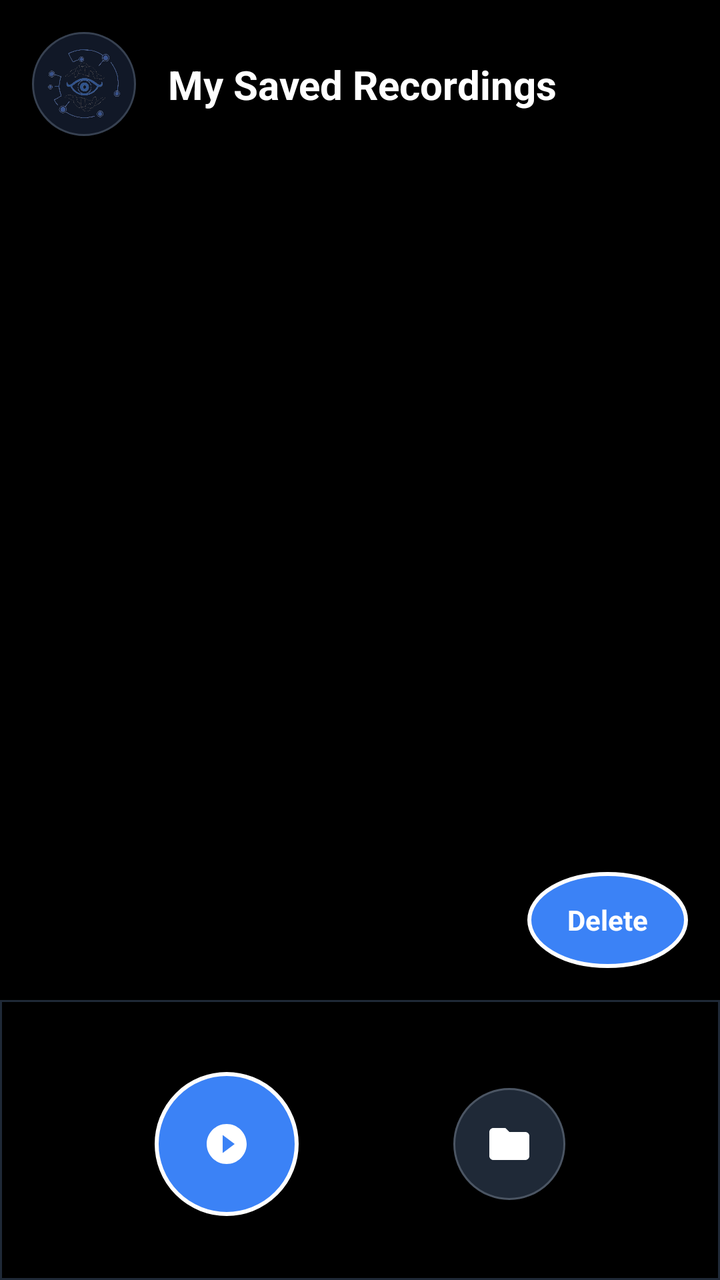
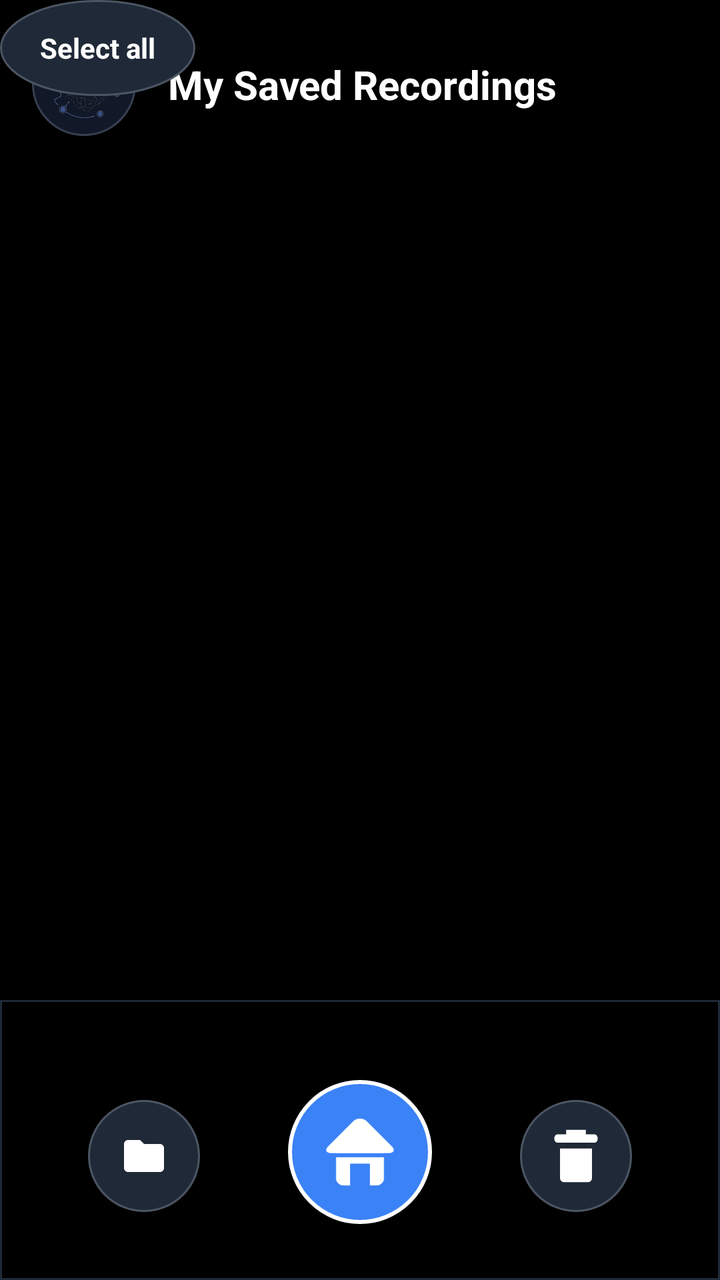

Screens rendered from an Android XML layout before and after an edit, with the pre-edit source and the edit as a unified diff.
<!-- AndroidManifest.xml: application theme Theme.InterfaceUI1 -->
<!-- res/layout/file_interface.xml -->
<?xml version="1.0" encoding="utf-8"?>
<androidx.constraintlayout.widget.ConstraintLayout xmlns:android="http://schemas.android.com/apk/res/android"
    xmlns:app="http://schemas.android.com/apk/res-auto"
    xmlns:tools="http://schemas.android.com/tools"
    android:id="@+id/main"
    android:layout_width="match_parent"
    android:layout_height="match_parent"
    android:background="@color/black">

    
    <ImageView
        android:id="@+id/imageView2"
        android:layout_width="52dp"
        android:layout_height="52dp"
        android:layout_marginStart="16dp"
        android:layout_marginTop="16dp"
        android:background="@drawable/bg_logo_chip"
        android:contentDescription="Logo"
        android:padding="8dp"
        android:scaleType="centerInside"
        app:layout_constraintStart_toStartOf="parent"
        app:layout_constraintTop_toTopOf="parent"
        app:srcCompat="@drawable/logo" />

    <TextView
        android:id="@+id/headerTitle"
        android:layout_width="wrap_content"
        android:layout_height="wrap_content"
        android:layout_marginStart="16dp"
        android:text="My Saved Recordings"
        android:textColor="@color/white"
        android:textSize="20sp"
        android:textStyle="bold"
        app:layout_constraintBottom_toBottomOf="@id/imageView2"
        app:layout_constraintStart_toEndOf="@id/imageView2"
        app:layout_constraintTop_toTopOf="@id/imageView2" />

    
    <View
        android:id="@+id/view"
        android:layout_width="match_parent"
        android:layout_height="140dp"
        android:background="@drawable/bg_panel"
        app:layout_constraintBottom_toBottomOf="parent"
        app:layout_constraintEnd_toEndOf="parent"
        app:layout_constraintStart_toStartOf="parent" />

    <ImageButton
        android:id="@+id/imageButton7"
        android:layout_width="72dp"
        android:layout_height="72dp"
        android:layout_marginBottom="32dp"
        android:background="@drawable/bg_sight_button_primary"
        android:contentDescription="Camera"
        android:foreground="@drawable/fg_sight_ripple"
        android:padding="20dp"
        android:scaleType="centerInside"
        app:layout_constraintBottom_toBottomOf="parent"
        app:layout_constraintEnd_toStartOf="@id/fileupload"
        app:layout_constraintStart_toStartOf="parent"
        app:srcCompat="@drawable/ic_play" />

    <ImageButton
        android:id="@+id/fileupload"
        android:layout_width="56dp"
        android:layout_height="56dp"
        android:layout_marginBottom="40dp"
        android:background="@drawable/bg_sight_button"
        android:contentDescription="Import video"
        android:foreground="@drawable/fg_sight_ripple"
        android:padding="14dp"
        android:scaleType="centerInside"
        app:layout_constraintBottom_toBottomOf="parent"
        app:layout_constraintEnd_toEndOf="parent"
        app:layout_constraintStart_toEndOf="@id/imageButton7"
        app:srcCompat="@drawable/ic_folder" />

    
    <androidx.recyclerview.widget.RecyclerView
        android:id="@+id/fileList"
        android:layout_width="match_parent"
        android:layout_height="0dp"
        android:layout_marginTop="20dp"
        android:layout_marginBottom="16dp"
        android:clipToPadding="false"
        android:paddingHorizontal="16dp"
        android:paddingBottom="72dp"
        app:layout_constraintBottom_toTopOf="@id/view"
        app:layout_constraintEnd_toEndOf="parent"
        app:layout_constraintStart_toStartOf="parent"
        app:layout_constraintTop_toBottomOf="@id/imageView2"
        tools:itemCount="3"
        tools:listitem="@layout/item_file" />

    
    <LinearLayout
        android:layout_width="wrap_content"
        android:layout_height="wrap_content"
        android:layout_marginEnd="16dp"
        android:layout_marginBottom="16dp"
        android:orientation="horizontal"
        app:layout_constraintBottom_toTopOf="@id/view"
        app:layout_constraintEnd_toEndOf="parent">

        <TextView
            android:id="@+id/selectAllButton"
            android:layout_width="wrap_content"
            android:layout_height="48dp"
            android:layout_marginEnd="12dp"
            android:background="@drawable/bg_sight_button"
            android:foreground="@drawable/fg_sight_ripple"
            android:gravity="center"
            android:paddingHorizontal="20dp"
            android:text="Select all"
            android:textColor="@color/white"
            android:textStyle="bold"
            android:visibility="gone" />

        <TextView
            android:id="@+id/deleteButton"
            android:layout_width="wrap_content"
            android:layout_height="48dp"
            android:background="@drawable/bg_sight_button_primary"
            android:foreground="@drawable/fg_sight_ripple"
            android:gravity="center"
            android:paddingHorizontal="20dp"
            android:text="Delete"
            android:textColor="@color/white"
            android:textStyle="bold" />
    </LinearLayout>

</androidx.constraintlayout.widget.ConstraintLayout>
<!-- res/layout/item_file.xml (included above) -->
<?xml version="1.0" encoding="utf-8"?>
<LinearLayout xmlns:android="http://schemas.android.com/apk/res/android"
    xmlns:app="http://schemas.android.com/apk/res-auto"
    android:layout_width="match_parent"
    android:layout_height="wrap_content"
    android:layout_marginBottom="12dp"
    android:background="@drawable/bg_item_file"
    android:gravity="center_vertical"
    android:orientation="horizontal"
    android:padding="14dp">

    <ImageView
        android:layout_width="44dp"
        android:layout_height="44dp"
        android:background="@drawable/bg_logo_chip"
        android:contentDescription="File icon"
        android:padding="10dp"
        android:scaleType="centerInside"
        app:srcCompat="@drawable/ic_folder" />

    <LinearLayout
        android:layout_width="0dp"
        android:layout_height="wrap_content"
        android:layout_marginStart="14dp"
        android:layout_weight="1"
        android:orientation="vertical">

        <TextView
            android:id="@+id/fileName"
            android:layout_width="match_parent"
            android:layout_height="wrap_content"
            android:ellipsize="end"
            android:maxLines="1"
            android:text="recording_01.mp4"
            android:textColor="@color/white"
            android:textSize="16sp"
            android:textStyle="bold" />

        <TextView
            android:id="@+id/fileDetails"
            android:layout_width="match_parent"
            android:layout_height="wrap_content"
            android:layout_marginTop="4dp"
            android:text="Video recording"
            android:textColor="#9CA3AF"
            android:textSize="13sp" />

    </LinearLayout>

    <ImageView
        android:id="@+id/playIcon"
        android:layout_width="28dp"
        android:layout_height="28dp"
        android:contentDescription="Open file"
        android:padding="4dp"
        app:srcCompat="@drawable/ic_play" />

    <CheckBox
        android:id="@+id/fileCheck"
        android:layout_width="wrap_content"
        android:layout_height="wrap_content"
        android:buttonTint="@color/white"
        android:clickable="false"
        android:focusable="false"
        android:visibility="gone" />

</LinearLayout>
<!-- resources referenced by this layout -->
<resources>
  <color name="black">#FF000000</color>
  <color name="white">#FFFFFFFF</color>
  <!-- drawable bg_item_file (drawable) -->
  <?xml version="1.0" encoding="utf-8"?>
  <shape xmlns:android="http://schemas.android.com/apk/res/android"
      android:shape="rectangle">
      <solid android:color="#1F2937" />
      <corners android:radius="12dp" />
      <stroke
          android:width="1dp"
          android:color="#374151" />
  </shape>
  <!-- drawable bg_logo_chip (drawable) -->
  <?xml version="1.0" encoding="utf-8"?>
  <shape xmlns:android="http://schemas.android.com/apk/res/android"
      android:shape="oval">
      <solid android:color="#111827" />
      <stroke
          android:width="1dp"
          android:color="#374151" />
  </shape>
  <!-- drawable bg_panel (drawable) -->
  <?xml version="1.0" encoding="utf-8"?>
  <shape xmlns:android="http://schemas.android.com/apk/res/android"
      android:shape="rectangle">
      <solid android:color="@android:color/black" />
      <stroke
          android:width="1dp"
          android:color="#1F2937" />
  </shape>
  <!-- drawable bg_sight_button (drawable) -->
  <?xml version="1.0" encoding="utf-8"?>
  <shape xmlns:android="http://schemas.android.com/apk/res/android"
      android:shape="oval">
      <solid android:color="#1F2937" />
      <stroke
          android:width="1dp"
          android:color="#4B5563" />
  </shape>
  <!-- drawable bg_sight_button_primary (drawable) -->
  <?xml version="1.0" encoding="utf-8"?>
  <shape xmlns:android="http://schemas.android.com/apk/res/android"
      android:shape="oval">
      <solid android:color="#3B82F6" />
      <stroke
          android:width="2dp"
          android:color="#FFFFFF" />
  </shape>
  <!-- drawable fg_sight_ripple (drawable) -->
  <?xml version="1.0" encoding="utf-8"?>
  <ripple xmlns:android="http://schemas.android.com/apk/res/android"
      android:color="#40FFFFFF">
      <item android:id="@android:id/mask">
          <shape android:shape="oval">
              <solid android:color="#FFFFFF" />
          </shape>
      </item>
  </ripple>
  <style name="Theme.InterfaceUI1" parent="Base.Theme.InterfaceUI1" />
  <style name="Base.Theme.InterfaceUI1" parent="Theme.Material3.DayNight.NoActionBar">
          
          
      </style>
  <!-- unchanged entries left out for length: 3 -->
</resources>

<!-- the commit's change to res/layout/file_interface.xml (unified diff, before → after) -->
@@ -36,6 +36,7 @@
         app:layout_constraintTop_toTopOf="@id/imageView2" />
 
     
+
     <View
         android:id="@+id/view"
         android:layout_width="match_parent"
@@ -43,39 +44,55 @@
         android:background="@drawable/bg_panel"
         app:layout_constraintBottom_toBottomOf="parent"
         app:layout_constraintEnd_toEndOf="parent"
+        app:layout_constraintHorizontal_bias="1.0"
         app:layout_constraintStart_toStartOf="parent" />
+
+    
 
     <ImageButton
         android:id="@+id/imageButton7"
         android:layout_width="72dp"
         android:layout_height="72dp"
-        android:layout_marginBottom="32dp"
+        android:layout_marginBottom="28dp"
         android:background="@drawable/bg_sight_button_primary"
         android:contentDescription="Camera"
+
         android:foreground="@drawable/fg_sight_ripple"
-        android:padding="20dp"
-        android:scaleType="centerInside"
+        android:scaleType="fitCenter"
         app:layout_constraintBottom_toBottomOf="parent"
-        app:layout_constraintEnd_toStartOf="@id/fileupload"
+        app:layout_constraintEnd_toEndOf="parent"
         app:layout_constraintStart_toStartOf="parent"
-        app:srcCompat="@drawable/ic_play" />
+        app:srcCompat="@drawable/homecon2" />
 
     <ImageButton
         android:id="@+id/fileupload"
         android:layout_width="56dp"
         android:layout_height="56dp"
-        android:layout_marginBottom="40dp"
+        android:layout_marginBottom="34dp"
         android:background="@drawable/bg_sight_button"
         android:contentDescription="Import video"
         android:foreground="@drawable/fg_sight_ripple"
         android:padding="14dp"
         android:scaleType="centerInside"
         app:layout_constraintBottom_toBottomOf="parent"
-        app:layout_constraintEnd_toEndOf="parent"
-        app:layout_constraintStart_toEndOf="@id/imageButton7"
+        app:layout_constraintEnd_toStartOf="@+id/imageButton7"
+        app:layout_constraintStart_toStartOf="@+id/view"
         app:srcCompat="@drawable/ic_folder" />
 
-    
+    <ImageButton
+        android:id="@+id/deleteButton"
+        android:layout_width="56dp"
+        android:layout_height="56dp"
+        android:layout_marginBottom="34dp"
+        android:background="@drawable/bg_sight_button"
+        android:contentDescription="Delete"
+        android:foreground="@drawable/fg_sight_ripple"
+        android:scaleType="fitXY"
+        app:layout_constraintBottom_toBottomOf="parent"
+        app:layout_constraintEnd_toEndOf="@+id/view"
+        app:layout_constraintStart_toEndOf="@+id/imageButton7"
+        app:srcCompat="@drawable/removecon2" />
+
     <androidx.recyclerview.widget.RecyclerView
         android:id="@+id/fileList"
         android:layout_width="match_parent"
@@ -93,41 +110,21 @@
         tools:listitem="@layout/item_file" />
 
     
-    <LinearLayout
+
+    <TextView
+        android:id="@+id/selectAllButton"
         android:layout_width="wrap_content"
-        android:layout_height="wrap_content"
-        android:layout_marginEnd="16dp"
-        android:layout_marginBottom="16dp"
-        android:orientation="horizontal"
-        app:layout_constraintBottom_toTopOf="@id/view"
-        app:layout_constraintEnd_toEndOf="parent">
-
-        <TextView
-            android:id="@+id/selectAllButton"
-            android:layout_width="wrap_content"
-            android:layout_height="48dp"
-            android:layout_marginEnd="12dp"
-            android:background="@drawable/bg_sight_button"
-            android:foreground="@drawable/fg_sight_ripple"
-            android:gravity="center"
-            android:paddingHorizontal="20dp"
-            android:text="Select all"
-            android:textColor="@color/white"
-            android:textStyle="bold"
-            android:visibility="gone" />
-
-        <TextView
-            android:id="@+id/deleteButton"
-            android:layout_width="wrap_content"
-            android:layout_height="48dp"
-            android:background="@drawable/bg_sight_button_primary"
-            android:foreground="@drawable/fg_sight_ripple"
-            android:gravity="center"
-            android:paddingHorizontal="20dp"
-            android:text="Delete"
-            android:textColor="@color/white"
-            android:textStyle="bold" />
-    </LinearLayout>
+        android:layout_height="48dp"
+        android:background="@drawable/bg_sight_button"
+        android:foreground="@drawable/fg_sight_ripple"
+        android:gravity="center"
+        android:paddingHorizontal="20dp"
+        android:text="Select all"
+        android:textColor="@color/white"
+        android:textStyle="bold"
+        tools:layout_editor_absoluteX="296dp"
+        tools:layout_editor_absoluteY="20dp"
+        />
 
 </androidx.constraintlayout.widget.ConstraintLayout>
 <!-- res/layout/item_file.xml (included above) -->
<!-- resource entries referenced after the edit -->
@@ -58,6 +58,46 @@
           </shape>
       </item>
   </ripple>
+  <!-- drawable homecon2 (drawable) -->
+  <vector xmlns:android="http://schemas.android.com/apk/res/android"
+      android:width="700dp"
+      android:height="700dp"
+      android:viewportWidth="700"
+      android:viewportHeight="700">
+  
+    <path
+        android:pathData="M207.76,354.8c-22.14,0 -28.62,-15.65 -12.97,-31.31l123.9,-123.9c15.65,-15.65 46.96,-15.65 62.62,0l123.9,123.9c15.65,15.65 9.17,31.31 -12.97,31.31z"
+        android:strokeLineJoin="round"
+        android:strokeWidth="1"
+        android:fillColor="#ffffff"
+        android:fillType="nonZero"
+        android:strokeColor="#ffffff"
+        android:strokeLineCap="round"/>
+    <path
+        android:pathData="M266.83,512.15c-16.5,0 -33,-16.5 -33,-33v-103.13h232.34v103.13c0,16.5 -16.5,33 -33,33h-34.62v-105.96h-97.11v105.96zM233.83,312.8c0,-16.5 16.5,-33 33,-33h166.34c16.5,0 33,16.5 33,33v42h-232.34z"
+        android:strokeLineJoin="round"
+        android:strokeWidth="1"
+        android:fillColor="#ffffff"
+        android:fillType="nonZero"
+        android:strokeColor="#ffffff"
+        android:strokeLineCap="round"/>
+  </vector>
+  <!-- drawable removecon2 (drawable) -->
+  <vector xmlns:android="http://schemas.android.com/apk/res/android"
+      android:width="200dp"
+      android:height="200dp"
+      android:viewportWidth="700"
+      android:viewportHeight="700">
+  
+    <path
+        android:pathData="M233.11,266.94c-9.43,0 -18.86,-12.5 -18.86,-25v-2.18c0,-12.5 9.43,-25 18.86,-25h55.06v-28.74h123.64v28.74h55.06c9.43,0 18.86,12.5 18.86,25v2.18c0,12.5 -9.43,25 -18.86,25zM274.38,513.98c-12,0 -24,-12 -24,-24v-186.83h199.13v186.83c0,12 -12,24 -24,24z"
+  
+        android:strokeWidth="1"
+        android:fillColor="#ffffff"
+        android:fillType="nonZero"
+        android:strokeColor="#00000000"
+        />
+  </vector>
   <style name="Theme.InterfaceUI1" parent="Base.Theme.InterfaceUI1" />
   <style name="Base.Theme.InterfaceUI1" parent="Theme.Material3.DayNight.NoActionBar">
           
